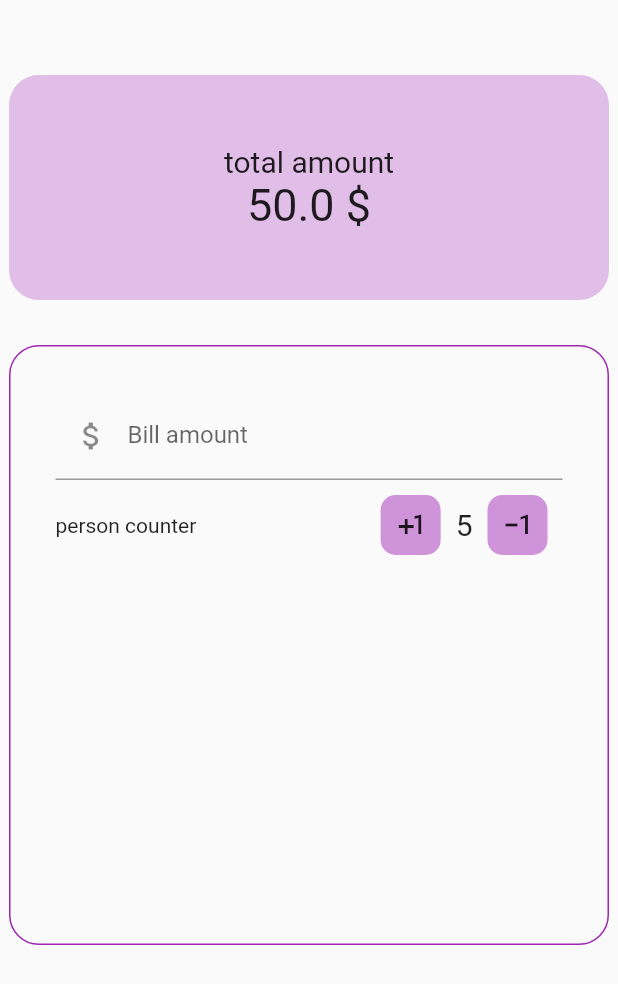
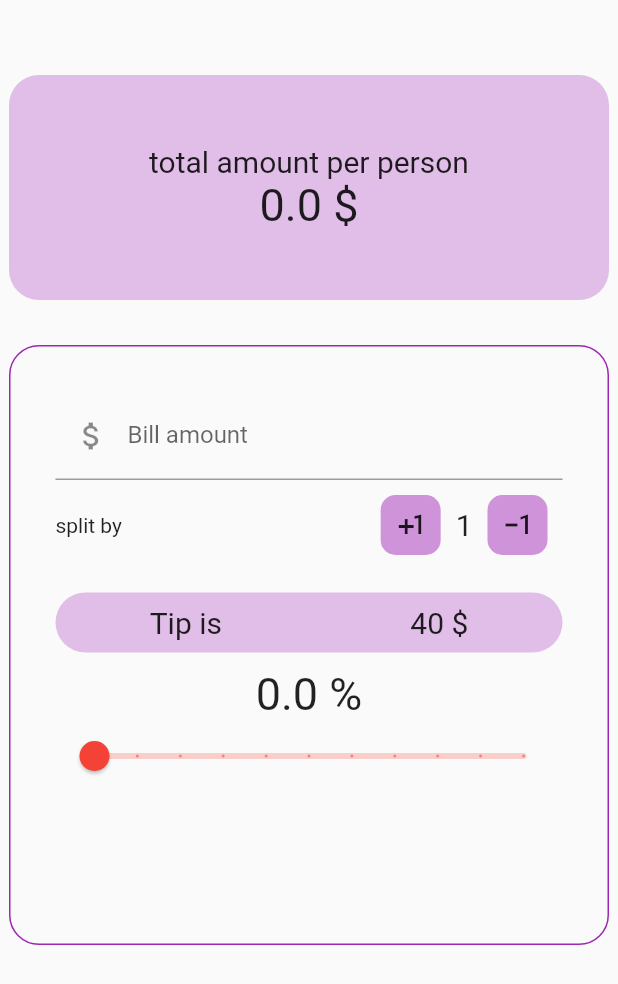
Before and after one commit to aliemranjazib/dart_4, a Flutter app: the BillCounter screen opened directly, on a phone screen of 412 x 824 dp. Shown: the top 984 px of the screen. Run offline on Flutter 3.47's test engine with Material 2 defaults, Android fonts, the phone set to English and light mode, and no system bars.

Commit message:
lect_4_bill_calculator

```diff
--- a/lec_2/lib/lect_3_bilcalculator.dart
+++ b/lec_2/lib/lect_3_bilcalculator.dart
@@ -6,9 +6,9 @@ class BillCounter extends StatefulWidget {
 }
 
 class _BillCounterState extends State<BillCounter> {
-  double billAMount = 50.0;
-
-  int _personCounter = 5;
+  double billAMount = 0.0;
+  int _personCounter = 1;
+  double _tipPercentage = 0;
 
   @override
   Widget build(BuildContext context) {
@@ -28,11 +28,11 @@ class _BillCounterState extends State<BillCounter> {
                   mainAxisAlignment: MainAxisAlignment.center,
                   children: [
                     Text(
-                      "total amount",
+                      "total amount per person",
                       style: TextStyle(fontSize: 20),
                     ),
                     Text(
-                      "$billAMount \$",
+                      "${billCalculator(_personCounter, billAMount).toString()} \$",
                       style: TextStyle(fontSize: 30),
                     ),
                   ],
@@ -49,6 +49,11 @@ class _BillCounterState extends State<BillCounter> {
             child: Column(
               children: [
                 TextField(
+                  onChanged: (value) {
+                    setState(() {
+                      billAMount = double.parse(value);
+                    });
+                  },
                   decoration: InputDecoration(
                       labelText: "Bill amount",
                       prefixIcon: Icon(Icons.attach_money)),
@@ -56,7 +61,7 @@ class _BillCounterState extends State<BillCounter> {
                 Row(
                   mainAxisAlignment: MainAxisAlignment.spaceBetween,
                   children: [
-                    Text("person counter"),
+                    Text("split by"),
                     Container(
                       child: Row(
                         children: [
@@ -82,7 +87,7 @@ class _BillCounterState extends State<BillCounter> {
                           InkWell(
                             onTap: () {
                               setState(() {
-                                if (_personCounter > 0) {
+                                if (_personCounter > 1) {
                                   _personCounter--;
                                 }
                               });
@@ -101,6 +106,47 @@ class _BillCounterState extends State<BillCounter> {
                     )
                   ],
                 ),
+                SizedBox(
+                  height: 15,
+                ),
+                Container(
+                    height: 40,
+                    width: double.infinity,
+                    decoration: BoxDecoration(
+                      color: Colors.purple.shade100,
+                      borderRadius: BorderRadius.circular(20),
+                    ),
+                    child: Row(
+                      mainAxisAlignment: MainAxisAlignment.spaceAround,
+                      children: [
+                        Text(
+                          "Tip is",
+                          style: TextStyle(fontSize: 20),
+                        ),
+                        Text(
+                          "40 \$",
+                          style: TextStyle(fontSize: 20),
+                        ),
+                      ],
+                    )),
+                SizedBox(
+                  height: 10,
+                ),
+                Text(
+                  "$_tipPercentage %",
+                  style: TextStyle(fontSize: 30),
+                ),
+                Slider(
+                  value: _tipPercentage,
+                  min: 0,
+                  max: 100,
+                  divisions: 10,
+                  onChanged: (val) {
+                    setState(() {
+                      _tipPercentage = val;
+                    });
+                  },
+                ),
               ],
             ),
           ),
@@ -108,4 +154,11 @@ class _BillCounterState extends State<BillCounter> {
       ),
     );
   }
+
+  billCalculator(int splitby, double totalamount) {
+    var totalbillamount = 0.0;
+    totalbillamount = totalamount / splitby;
+
+    return totalbillamount;
+  }
 }
```
Also changed, not shown: lec_2/lib/main.dart (+2 -14 lines), lec_2/lib/secondScreen.dart (+42 -2 lines).
